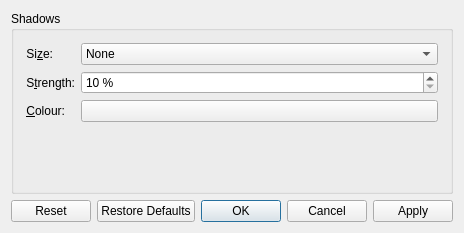
The window that kdecoration/config/ui/shadowstyle.ui (paulmcauley/klassy) describes before a commit, drawn with Qt 5.
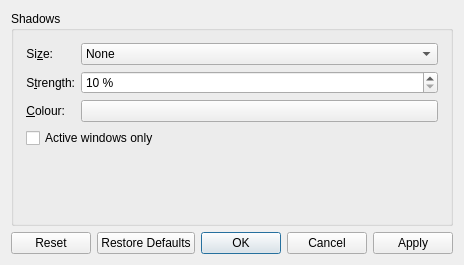
The same window after the commit. Custom widgets are drawn as their Qt base class.

Commit message: feat: active shadows only

The edit to the form file:
```diff
--- a/kdecoration/config/ui/shadowstyle.ui
+++ b/kdecoration/config/ui/shadowstyle.ui
@@ -7,7 +7,7 @@
     <x>0</x>
     <y>0</y>
     <width>459</width>
-    <height>233</height>
+    <height>265</height>
    </rect>
   </property>
   <property name="windowTitle">
@@ -116,6 +116,13 @@
       <item row="2" column="1">
        <widget class="KColorButton" name="shadowColor"/>
       </item>
+      <item row="3" column="0" colspan="2">
+       <widget class="QCheckBox" name="activeWindowShadowsOnly">
+        <property name="text">
+         <string>Active windows only</string>
+        </property>
+       </widget>
+      </item>
      </layout>
     </widget>
    </item>
```
The commit also changes 3 other files.
